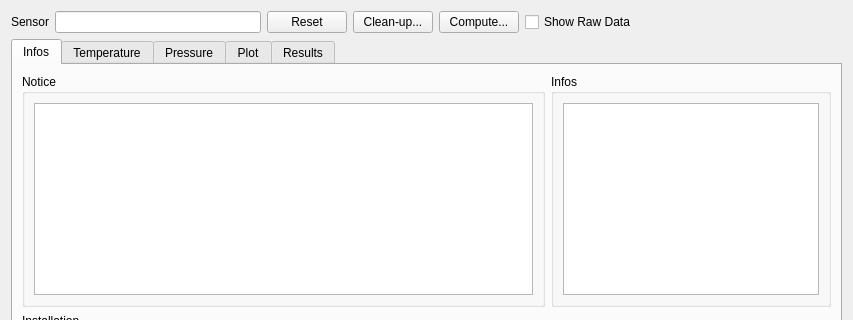
This is molonaviz/widgetpoint.ui in SandraClodion/projet_molonaviz as Qt 5 draws it before an edit; both pictures show x 0 to 853 and y 0 to 320 of the 853 by 731 pixel window. The edited form follows.
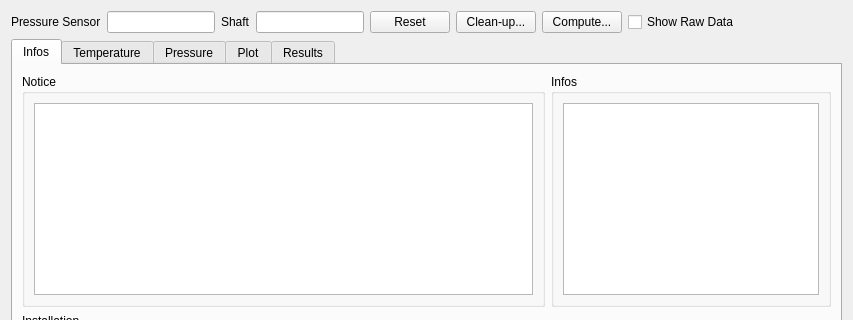
This is the edited form.

```diff
--- a/molonaviz/widgetpoint.ui
+++ b/molonaviz/widgetpoint.ui
@@ -19,7 +19,7 @@
      <item>
       <widget class="QLabel" name="label">
        <property name="text">
-        <string>Sensor</string>
+        <string>Pressure Sensor</string>
        </property>
       </widget>
      </item>
@@ -30,6 +30,23 @@
        </property>
       </widget>
      </item>
+     <item>
+      <widget class="QLabel" name="label_2">
+       <property name="text">
+        <string>Shaft</string>
+       </property>
+      </widget>
+     </item>
+     <item>
+      <widget class="QLineEdit" name="lineEditShaft">
+       <property name="text">
+        <string/>
+       </property>
+       <property name="readOnly">
+        <bool>true</bool>
+       </property>
+      </widget>
+     </item>
      <item>
       <widget class="QPushButton" name="pushButtonReset">
        <property name="text">
```
